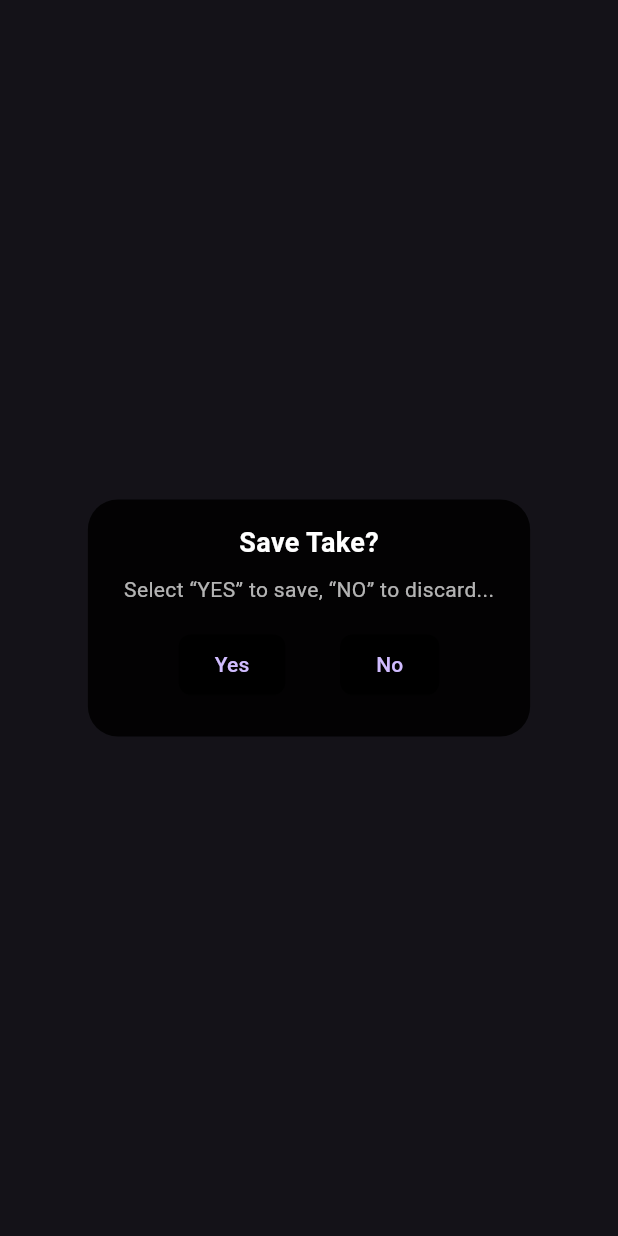
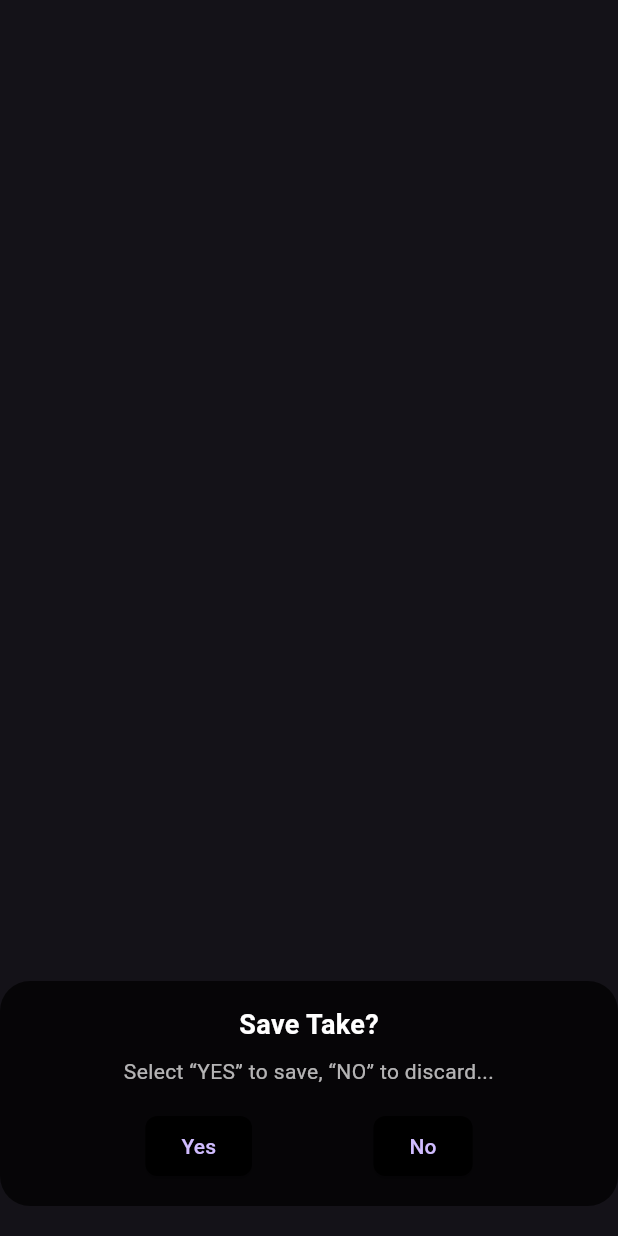
Before and after one commit to amir-hilal/videorecord, a Flutter app: the SaveVideoModal widget shown alone on an empty page, opened directly with empty values, on a phone screen of 412 x 824 dp. Run offline on Flutter 3.47's test engine with Material 3 defaults, Android fonts, the phone set to English and light mode, and no system bars; our stand-ins replace audioplayers, camera, flutter_svg, logger, video_player; missing offline and left inert: get_thumbnail_video.

```diff
--- a/lib/widgets/save_video_modal.dart
+++ b/lib/widgets/save_video_modal.dart
@@ -1,27 +1,36 @@
-// lib/components/save_video_modal.dart
 import 'package:flutter/material.dart';
 
 class SaveVideoModal extends StatelessWidget {
   final VoidCallback onSave;
   final VoidCallback onDiscard;
 
-  const SaveVideoModal(
-      {super.key, required this.onSave, required this.onDiscard});
+  const SaveVideoModal({
+    super.key,
+    required this.onSave,
+    required this.onDiscard,
+  });
 
   @override
   Widget build(BuildContext context) {
-    return AlertDialog(
-      backgroundColor: Colors.black87,
-      shape: RoundedRectangleBorder(
+    return Align(
+      alignment: Alignment.bottomCenter,
+      child: Container(
+        margin: const EdgeInsets.only(bottom: 20),
+        padding: const EdgeInsets.all(16),
+        decoration: BoxDecoration(
+          color: Colors.black.withOpacity(0.7),
           borderRadius: BorderRadius.circular(20),
         ),
-      content: Column(
+        child: Column(
           mainAxisSize: MainAxisSize.min,
           children: [
             const Text(
               'Save Take?',
               style: TextStyle(
-                fontSize: 18, fontWeight: FontWeight.bold, color: Colors.white),
+                fontSize: 18,
+                fontWeight: FontWeight.bold,
+                color: Colors.white,
+              ),
             ),
             const SizedBox(height: 8),
             const Text(
@@ -38,7 +47,8 @@ class SaveVideoModal extends StatelessWidget {
                   style: ElevatedButton.styleFrom(
                     backgroundColor: Colors.black,
                     shape: RoundedRectangleBorder(
-                      borderRadius: BorderRadius.circular(8)),
+                      borderRadius: BorderRadius.circular(8),
+                    ),
                   ),
                   child: const Text('Yes'),
                 ),
@@ -47,7 +57,8 @@ class SaveVideoModal extends StatelessWidget {
                   style: ElevatedButton.styleFrom(
                     backgroundColor: Colors.black,
                     shape: RoundedRectangleBorder(
-                      borderRadius: BorderRadius.circular(8)),
+                      borderRadius: BorderRadius.circular(8),
+                    ),
                   ),
                   child: const Text('No'),
                 ),
@@ -55,6 +66,7 @@ class SaveVideoModal extends StatelessWidget {
             ),
           ],
         ),
+      ),
     );
   }
 }
```
Also changed, not shown: lib/screens/camera_screen.dart (+8 -6 lines). Lines whose indentation alone changed are shown as unchanged.
